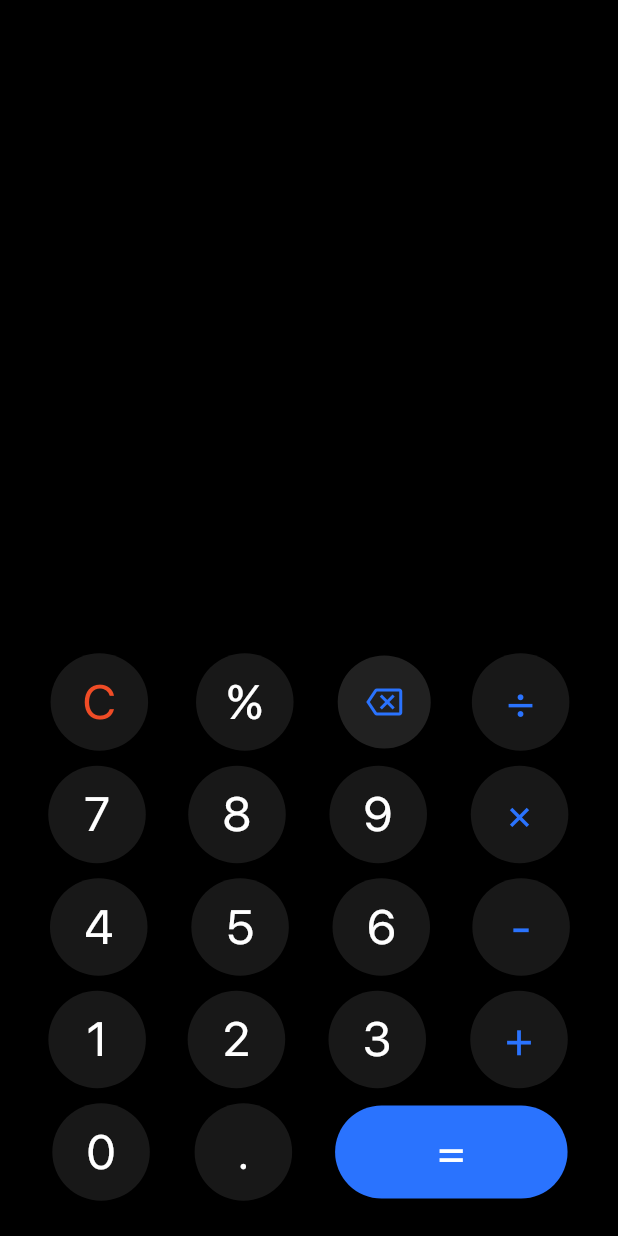
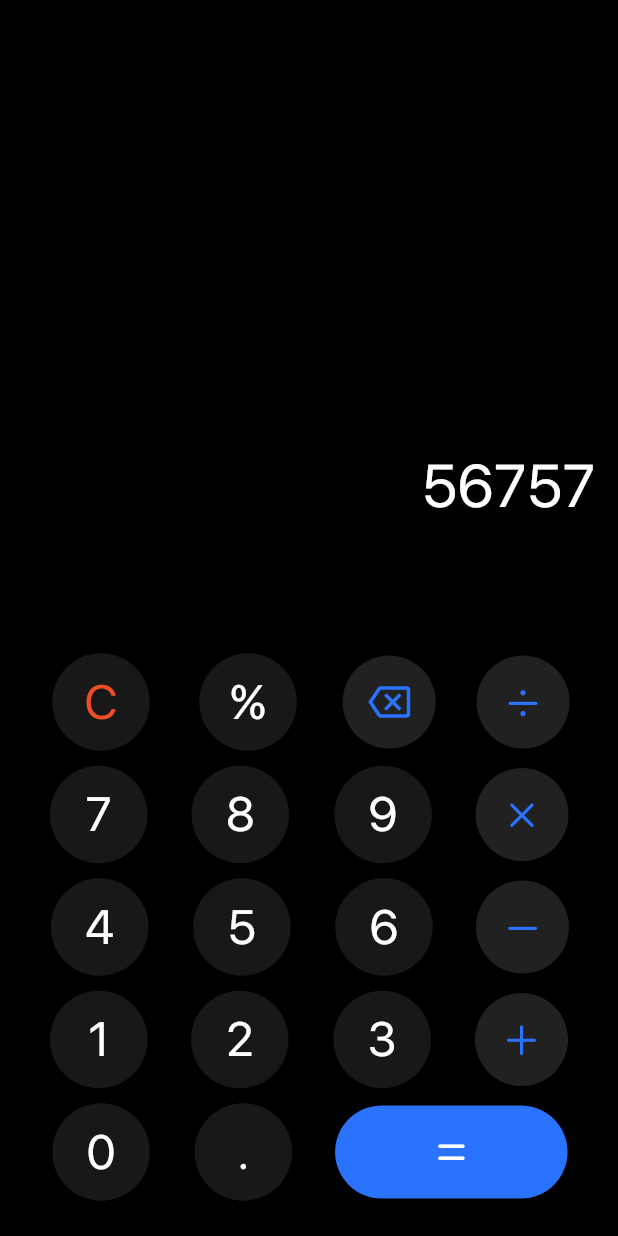
Before and after one commit to Eizrael/calculator-app, a Flutter app: the screen it shows after launch, on a phone screen of 412 x 824 dp. Run offline on Flutter 3.47's test engine with Material 3 defaults, Android fonts, the phone set to English and light mode, and no system bars.

Commit message:
first commit

```diff
--- a/lib/custom_widgets/custom_button.dart
+++ b/lib/custom_widgets/custom_button.dart
@@ -39,7 +39,9 @@ class CustomButton extends StatelessWidget {
 
 
 class CustomIconButton extends StatelessWidget {
-  const CustomIconButton({
+  final Icon buttonicon;
+  CustomIconButton({
+    this.buttonicon =  const Icon(Icons.backspace_outlined),
     super.key,
   });
 
@@ -49,7 +51,8 @@ class CustomIconButton extends StatelessWidget {
       height: 62,
       width: 62,
       child: IconButton(
-        icon: const Icon(Icons.backspace_outlined),
+        iconSize: 28,
+        icon: buttonicon,
         color: const Color(0xFF2A73FE),
         onPressed: () {},
         style: IconButton.styleFrom(
--- a/lib/pages/home_page.dart
+++ b/lib/pages/home_page.dart
@@ -1,5 +1,6 @@
 import 'package:calculator_app/custom_widgets/custom_button.dart';
 import 'package:flutter/material.dart';
+import 'package:flutter/cupertino.dart';
 
 class HomePage extends StatefulWidget {
   const HomePage({super.key});
@@ -33,9 +34,13 @@ class _HomePageState extends State<HomePage> {
           children: [
             Expanded(
               child: Container(
+                color: Colors.black,
                 child: Padding(
-                  padding: const EdgeInsets.all(15.0),
-                  child: Align(
+                  padding: const EdgeInsets.symmetric(horizontal:15, vertical: 60),
+                  child: Column(
+                    mainAxisAlignment: MainAxisAlignment.end,
+                    children: [
+                      Align(
                         alignment: Alignment.bottomRight,
                         child: TextField(
                           controller: textController,
@@ -47,11 +52,25 @@ class _HomePageState extends State<HomePage> {
                           ),
                           style: const TextStyle(
                             fontFamily: 'SFpro',
-                        fontSize: 60,
+                            fontSize: 50,
                             color: Colors.white,
                           ),
                         ),
                       ),
+
+                      const Align(
+                        alignment: Alignment.bottomRight,
+                        child: const Text(
+                          "56757",
+                          style: TextStyle(
+                            fontFamily: 'SFpro',
+                            fontSize: 40,
+                            color: Colors.white,
+                          ),
+                        ),
+                      )
+                    ],
+                  )
                 )
               ),
             ),
@@ -72,43 +91,46 @@ class _HomePageState extends State<HomePage> {
                               CustomButton(buttonText: "C", textcolor: const Color(0xFFF04C26), onPressed: clear),
                               CustomButton(buttonText: "%", onPressed: buttonPressed),
                               CustomIconButton(),
-                              CustomButton(buttonText: "÷", textcolor: const Color(0xFF2A73FE), onPressed: buttonPressed),
+                              CustomIconButton(buttonicon: const Icon(CupertinoIcons.divide)),
                             ],
                           ),
                         ),
                         Padding(
-                          padding: EdgeInsets.all(5.0),
+                          padding: const EdgeInsets.all(5.0),
                           child: Row(
                             mainAxisAlignment: MainAxisAlignment.spaceEvenly,
                             children: [
                               CustomButton(buttonText: "7", onPressed: buttonPressed),
                               CustomButton(buttonText: "8", onPressed: buttonPressed),
                               CustomButton(buttonText: "9", onPressed: buttonPressed),
-                              CustomButton(buttonText: "×", textcolor: const Color(0xFF2A73FE), onPressed: buttonPressed),
+                              CustomIconButton(buttonicon: const Icon(CupertinoIcons.multiply))
+                              //CustomButton(buttonText: "×", textcolor: const Color(0xFF2A73FE), onPressed: buttonPressed),
                             ],
                           ),
                         ),
                         Padding(
-                          padding: EdgeInsets.all(5.0),
+                          padding: const EdgeInsets.all(5.0),
                           child: Row(
                             mainAxisAlignment: MainAxisAlignment.spaceEvenly,
                             children: [
                               CustomButton(buttonText: "4", onPressed: buttonPressed),
                               CustomButton(buttonText: "5", onPressed: buttonPressed),
                               CustomButton(buttonText: "6", onPressed: buttonPressed),
-                              CustomButton(buttonText: "-", textcolor: const Color(0xFF2A73FE), onPressed: buttonPressed),
+                              CustomIconButton(buttonicon: const Icon(CupertinoIcons.minus))
+                              //CustomButton(buttonText: "-", textcolor: const Color(0xFF2A73FE), onPressed: buttonPressed),
                             ],
                           ),
                         ),
                         Padding(
-                          padding: EdgeInsets.all(5.0),
+                          padding: const EdgeInsets.all(5.0),
                           child: Row(
                             mainAxisAlignment: MainAxisAlignment.spaceEvenly,
                             children: [
                               CustomButton(buttonText: "1", onPressed: buttonPressed),
                               CustomButton(buttonText: "2", onPressed: buttonPressed),
                               CustomButton(buttonText: "3", onPressed: buttonPressed),
-                              CustomButton(buttonText: "+", textcolor: const Color(0xFF2A73FE), onPressed: buttonPressed),
+                              CustomIconButton(buttonicon: const Icon(CupertinoIcons.plus))
+                              //CustomButton(buttonText: "+", textcolor: const Color(0xFF2A73FE), onPressed: buttonPressed),
                             ],
                           ),
                         ),
@@ -119,23 +141,40 @@ class _HomePageState extends State<HomePage> {
                             children: [
                               CustomButton(buttonText: "0", onPressed: buttonPressed),
                               CustomButton(buttonText: ".", onPressed: buttonPressed),
-                              FilledButton(
+
+                              Container(
+                                width: 155,
+                                height: 62,
+                                decoration: BoxDecoration(
+                                  color: const Color(0xFF2A73FE),
+                                  borderRadius: BorderRadius.circular(50),
+                                ),
+                                child: IconButton(
                                   onPressed: () {},
-                                style: FilledButton.styleFrom(
-                                  backgroundColor: const Color(0xFF2A73FE), // Set background color
-                                  shape:  RoundedRectangleBorder(
-                                    borderRadius: BorderRadius.circular(50)),
-                                  minimumSize: const Size(155, 62)
-                                  ),
-                                child: const Text(
-                                  "=",
-                                  style: TextStyle(
-                                    fontFamily: 'SFpro',
-                                    fontSize: 32,
-                                    color: Colors.white, // Set text color
-                                  ),
+                                  icon: const Icon(CupertinoIcons.equal),
+                                  iconSize: 30, // Size of the icon itself
+                                  color: Colors.white,
+                                  //backgroundColor: Colors.grey[900],
                                 )
-                              ),
+                              )
+                            // FilledButton(
+                              //   onPressed: () {},
+                              //   style: FilledButton.styleFrom(
+                              //     backgroundColor: const Color(0xFF2A73FE),
+                              //     shape:  RoundedRectangleBorder(
+                              //       borderRadius: BorderRadius.circular(50)),
+                              //     minimumSize: const Size(155, 62)
+                              //     ),
+
+                              //   child: const Text(
+                              //     "=",
+                              //     style: TextStyle(
+                              //       fontFamily: 'SFpro',
+                              //       fontSize: 32,
+                              //       color: Colors.white,
+                              //     ),
+                              //   )
+                              // ),
                             ],
                           ),
                         ),
```
Lines whose indentation alone changed are shown as unchanged.
